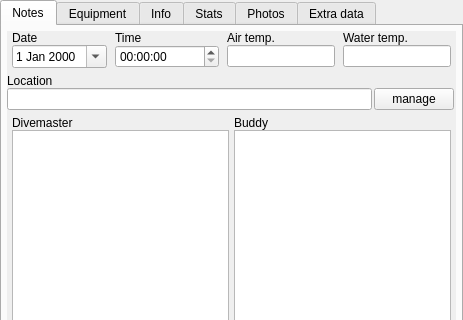
Before: the Qt Designer form qt-ui/maintab.ui in subsurface/subsurface, drawn with Qt 5; both pictures show x 0 to 463 and y 0 to 320 of the 463 by 815 pixel window.
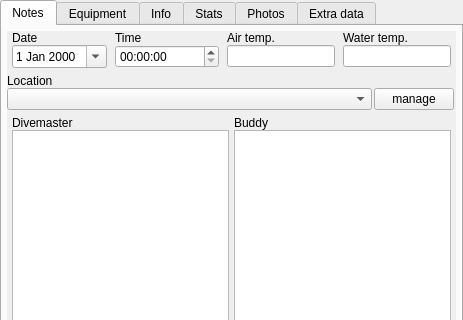
After: the same form once the commit is applied. Icons and pictures are not drawn. Custom widgets are drawn as their Qt base class.

Commit message:
Change the Location from a LineEdit to a ComboBox
And hook up every method that was changed.

Diff of the .ui file:
```diff
--- a/qt-ui/maintab.ui
+++ b/qt-ui/maintab.ui
@@ -186,9 +186,12 @@
              <number>2</number>
             </property>
             <item>
-             <widget class="QLineEdit" name="location">
-              <property name="readOnly">
-               <bool>false</bool>
+             <widget class="QComboBox" name="location">
+              <property name="sizePolicy">
+               <sizepolicy hsizetype="MinimumExpanding" vsizetype="Fixed">
+                <horstretch>0</horstretch>
+                <verstretch>0</verstretch>
+               </sizepolicy>
               </property>
              </widget>
             </item>
```
Left out of the diff: 1 changed line with no effect on the pictures. The commit also changes 1 other file.
